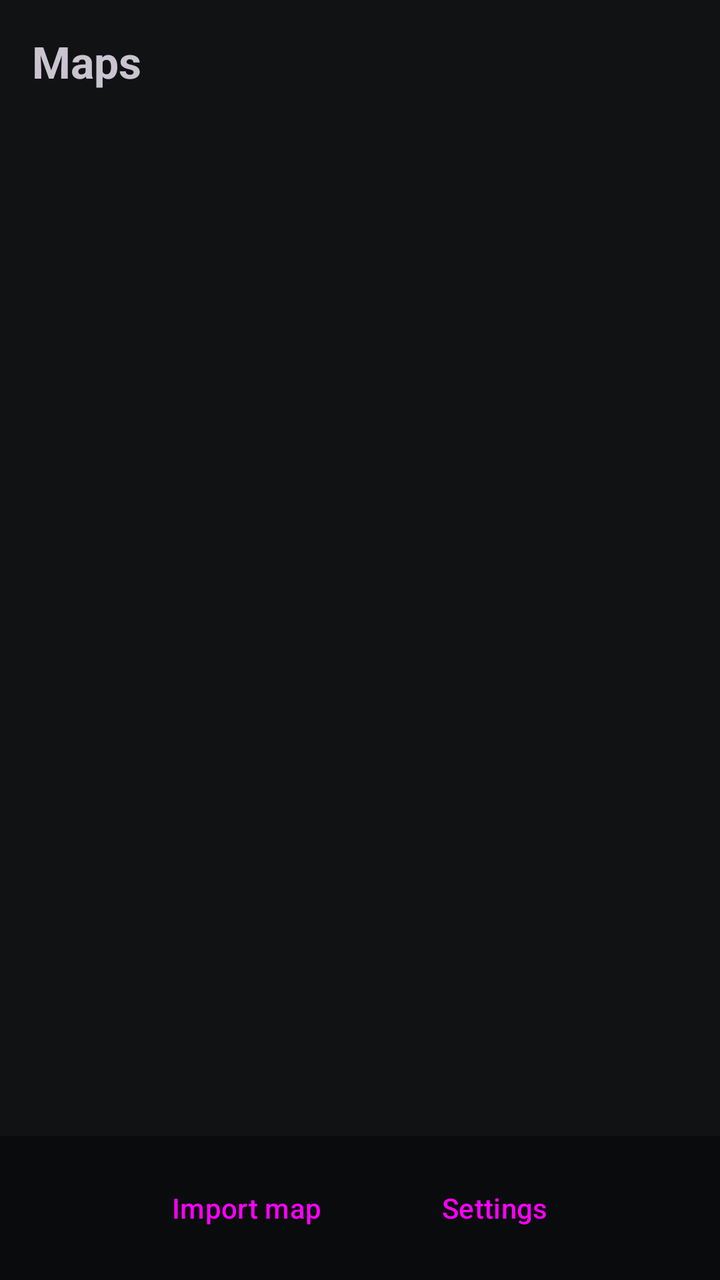
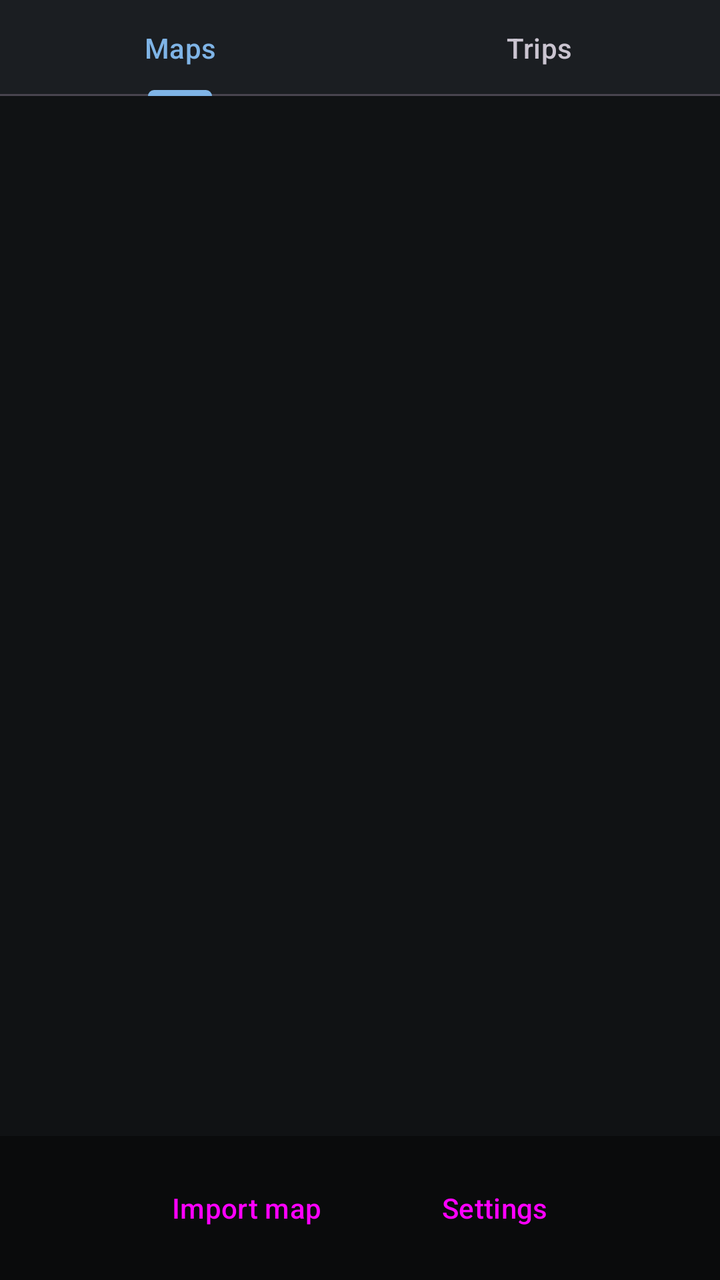

Two renders of the same Android screen: before a commit and after it. Below are the layout's source before the change and the commit's diff.
<!-- AndroidManifest.xml: application theme Theme.CataNav -->
<!-- res/layout/activity_maps.xml -->
<?xml version="1.0" encoding="utf-8"?>
<androidx.constraintlayout.widget.ConstraintLayout
    xmlns:android="http://schemas.android.com/apk/res/android"
    xmlns:app="http://schemas.android.com/apk/res-auto"
    android:layout_width="match_parent"
    android:layout_height="match_parent">

    <TextView
        android:id="@+id/mapsTitle"
        android:layout_width="0dp"
        android:layout_height="wrap_content"
        android:padding="16dp"
        android:text="@string/title_maps"
        android:textSize="22sp"
        android:textStyle="bold"
        app:layout_constraintTop_toTopOf="parent"
        app:layout_constraintStart_toStartOf="parent"
        app:layout_constraintEnd_toEndOf="parent" />

    <androidx.recyclerview.widget.RecyclerView
        android:id="@+id/mapList"
        android:layout_width="0dp"
        android:layout_height="0dp"
        android:clipToPadding="false"
        android:paddingBottom="80dp"
        app:layout_constraintTop_toBottomOf="@id/mapsTitle"
        app:layout_constraintBottom_toBottomOf="parent"
        app:layout_constraintStart_toStartOf="parent"
        app:layout_constraintEnd_toEndOf="parent" />

    <LinearLayout
        android:layout_width="0dp"
        android:layout_height="wrap_content"
        android:orientation="horizontal"
        android:gravity="center"
        android:padding="12dp"
        android:background="#66000000"
        app:layout_constraintBottom_toBottomOf="parent"
        app:layout_constraintStart_toStartOf="parent"
        app:layout_constraintEnd_toEndOf="parent">

        <Button
            android:id="@+id/btnImport"
            style="@style/Widget.Material3.Button"
            android:layout_width="wrap_content"
            android:layout_height="wrap_content"
            android:text="@string/import_map" />

        <Button
            android:id="@+id/btnSettings"
            style="@style/Widget.Material3.Button.TonalButton"
            android:layout_width="wrap_content"
            android:layout_height="wrap_content"
            android:layout_marginStart="12dp"
            android:text="@string/title_settings" />
    </LinearLayout>
</androidx.constraintlayout.widget.ConstraintLayout>
<!-- resources referenced by this layout -->
<resources>
  <string name="import_map">Import map</string>
  <string name="title_maps">Maps</string>
  <string name="title_settings">Settings</string>
  <style name="Theme.CataNav" parent="Theme.Material3.Dark.NoActionBar">
          <item name="android:colorBackground">@color/cn_background</item>
          <item name="colorSurface">@color/cn_surface</item>
          <item name="colorPrimary">@color/cn_primary</item>
          <item name="colorOnPrimary">@color/cn_on_primary</item>
          <item name="colorSecondary">@color/cn_accent</item>
          <item name="android:textColorPrimary">@color/cn_text</item>
          <item name="android:textColorSecondary">@color/cn_text_dim</item>
          <item name="android:statusBarColor">@color/cn_background</item>
          <item name="android:navigationBarColor">@color/cn_background</item>
      </style>
  <color name="cn_background">#101214</color>
  <color name="cn_surface">#1B1E22</color>
  <color name="cn_primary">#7FB4E6</color>
  <color name="cn_on_primary">#0B0D0F</color>
  <color name="cn_accent">#E6A23C</color>
  <color name="cn_text">#E8EAED</color>
  <color name="cn_text_dim">#9AA0A6</color>
</resources>

<!-- the commit's change to res/layout/activity_maps.xml (unified diff, before → after) -->
@@ -5,17 +5,24 @@
     android:layout_width="match_parent"
     android:layout_height="match_parent">
 
-    <TextView
-        android:id="@+id/mapsTitle"
+    <com.google.android.material.tabs.TabLayout
+        android:id="@+id/tabLayout"
         android:layout_width="0dp"
         android:layout_height="wrap_content"
-        android:padding="16dp"
-        android:text="@string/title_maps"
-        android:textSize="22sp"
-        android:textStyle="bold"
         app:layout_constraintTop_toTopOf="parent"
         app:layout_constraintStart_toStartOf="parent"
-        app:layout_constraintEnd_toEndOf="parent" />
+        app:layout_constraintEnd_toEndOf="parent">
+
+        <com.google.android.material.tabs.TabItem
+            android:layout_width="wrap_content"
+            android:layout_height="wrap_content"
+            android:text="@string/title_maps" />
+
+        <com.google.android.material.tabs.TabItem
+            android:layout_width="wrap_content"
+            android:layout_height="wrap_content"
+            android:text="@string/title_trips" />
+    </com.google.android.material.tabs.TabLayout>
 
     <androidx.recyclerview.widget.RecyclerView
         android:id="@+id/mapList"
@@ -23,12 +30,25 @@
         android:layout_height="0dp"
         android:clipToPadding="false"
         android:paddingBottom="80dp"
-        app:layout_constraintTop_toBottomOf="@id/mapsTitle"
+        app:layout_constraintTop_toBottomOf="@id/tabLayout"
+        app:layout_constraintBottom_toBottomOf="parent"
+        app:layout_constraintStart_toStartOf="parent"
+        app:layout_constraintEnd_toEndOf="parent" />
+
+    <androidx.recyclerview.widget.RecyclerView
+        android:id="@+id/tripList"
+        android:layout_width="0dp"
+        android:layout_height="0dp"
+        android:clipToPadding="false"
+        android:paddingBottom="80dp"
+        android:visibility="gone"
+        app:layout_constraintTop_toBottomOf="@id/tabLayout"
         app:layout_constraintBottom_toBottomOf="parent"
         app:layout_constraintStart_toStartOf="parent"
         app:layout_constraintEnd_toEndOf="parent" />
 
     <LinearLayout
+        android:id="@+id/bottomBar"
         android:layout_width="0dp"
         android:layout_height="wrap_content"
         android:orientation="horizontal"
<!-- resource entries referenced after the edit -->
@@ -3,6 +3,7 @@
   <string name="import_map">Import map</string>
   <string name="title_maps">Maps</string>
   <string name="title_settings">Settings</string>
+  <string name="title_trips">Trips</string>
   <style name="Theme.CataNav" parent="Theme.Material3.Dark.NoActionBar">
           <item name="android:colorBackground">@color/cn_background</item>
           <item name="colorSurface">@color/cn_surface</item>
